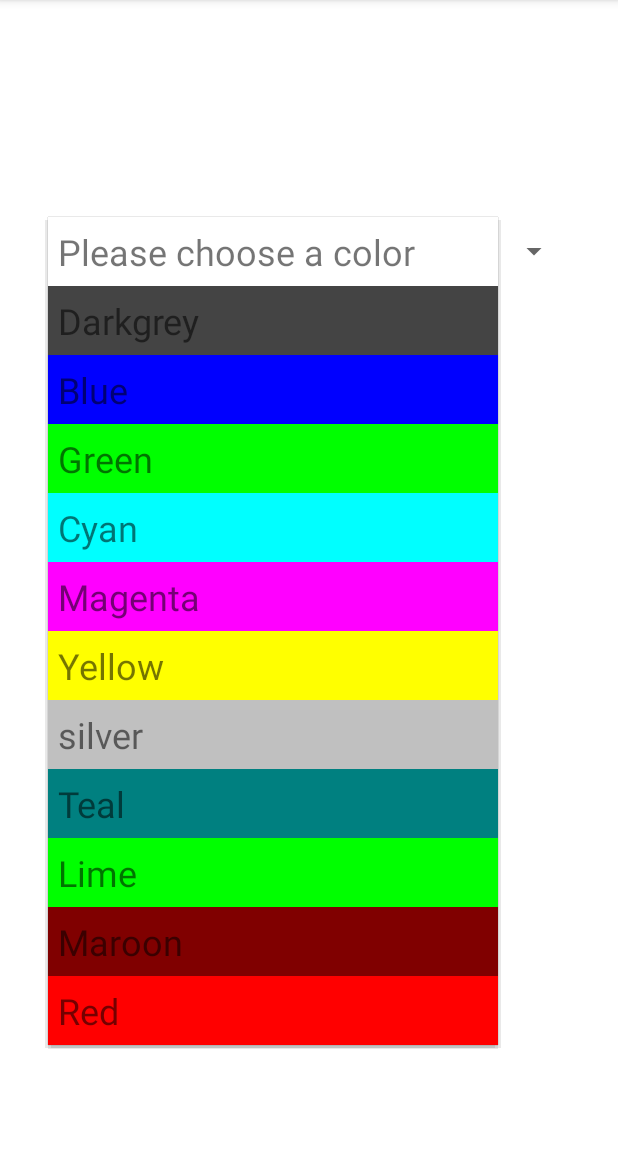
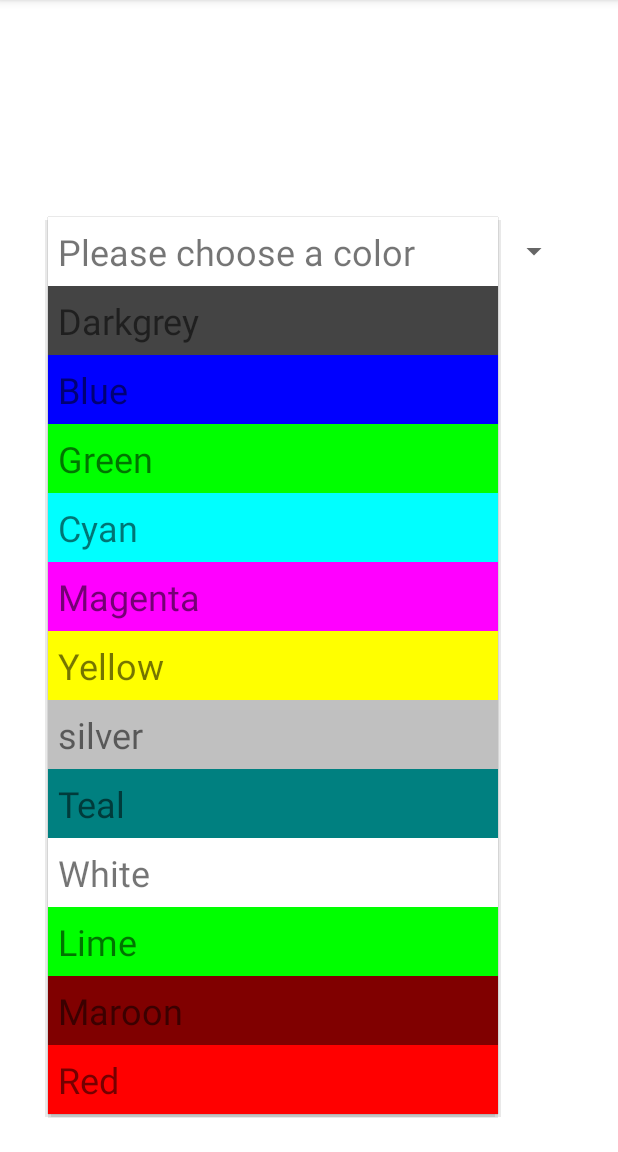
Before and after one commit to ShuaoC/ColorActivity, an Android app: the screen it shows after launch (ColorActivity), after a tap on "Please choose a color", on a phone screen of 412 x 824 dp, the part 84-1236 px from its top. Run offline under Robolectric (Android 15) with nearby library versions, the phone set to English and light mode, and no system bars.

Commit message:
Added color

```diff
--- a/app/src/main/java/edu/temple/coloractivity/ColorActivity.kt
+++ b/app/src/main/java/edu/temple/coloractivity/ColorActivity.kt
@@ -17,7 +17,7 @@ class ColorActivity : AppCompatActivity() {
         val spinner = findViewById<Spinner>(R.id.spinner)
         val layout = findViewById<androidx.constraintlayout.widget.ConstraintLayout>(R.id.layout)
 
-        val colors = arrayOf("White","Darkgrey","Blue","Green","Cyan","Magenta","Yellow","silver","Teal","Lime","Maroon","Red")
+        val colors = arrayOf("White","Darkgrey","Blue","Green","Cyan","Magenta","Yellow","silver","Teal","White","Lime","Maroon","Red")
 
         val adapter = ColorAdapter(this, colors)
 
```
